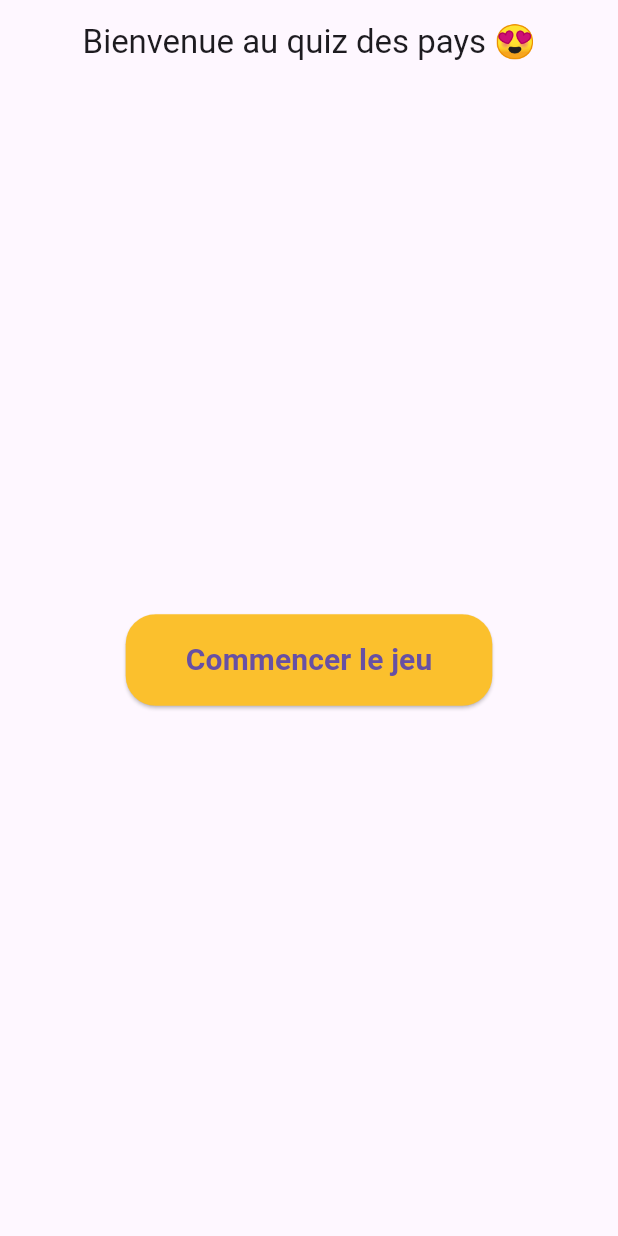
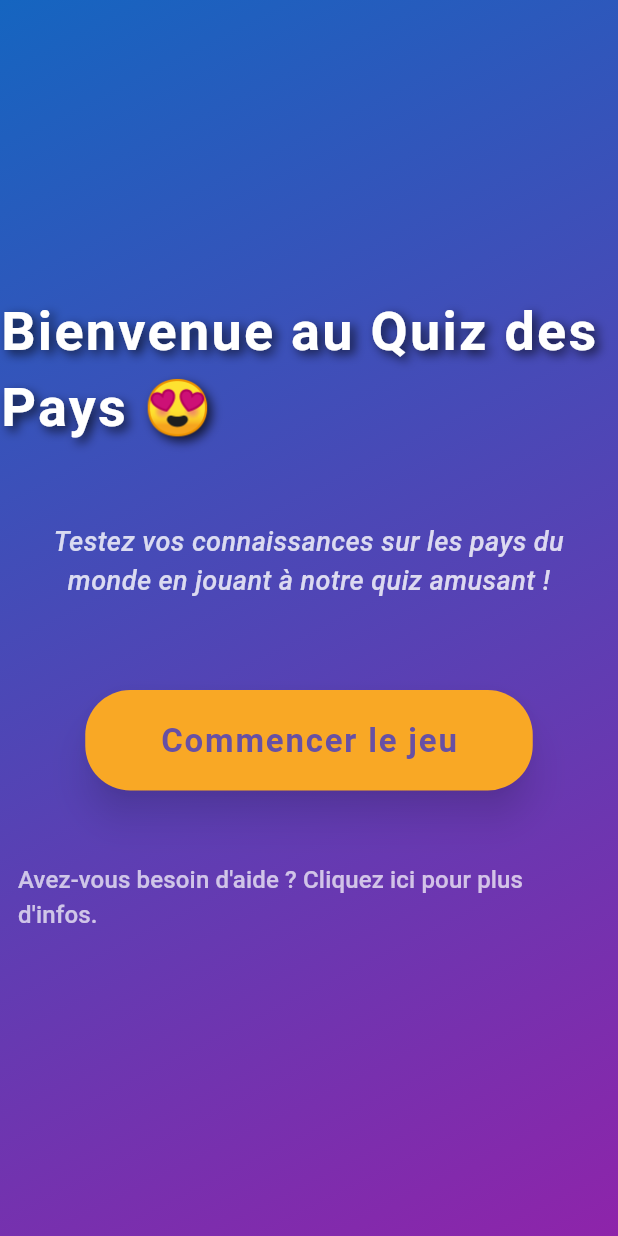
Before and after one commit to Wifak10/quiz_flag--Flutter-, a Flutter app: the screen it shows after launch, on a phone screen of 412 x 824 dp. Run offline on Flutter 3.47's test engine with Material 3 defaults, Android fonts, the phone set to English and light mode, and no system bars; our stand-ins replace flip_card.

Commit message:
Ajout d'animations pour l'affichage du score et amélioration de l'interface de l'écran d'accueil avec un fond dégradé et des éléments animés.

```diff
--- a/lib/screens/home_screen.dart
+++ b/lib/screens/home_screen.dart
@@ -17,8 +17,7 @@ class MyApp extends StatelessWidget {
       initialRoute: '/',
       routes: {
         '/': (context) => const HomeScreen(),
-        '/game': (context) =>
-            const GameScreen(), // Assurez-vous d'avoir ce chemin correct
+        '/game': (context) => const GameScreen(),
       },
     );
   }
@@ -30,25 +29,97 @@ class HomeScreen extends StatelessWidget {
   @override
   Widget build(BuildContext context) {
     return Scaffold(
-      appBar: AppBar(
-        title: const Text('Bienvenue au quiz des pays 😍'),
-        centerTitle: true,
+      // Fond dégradé dynamique
+      body: DecoratedBox(
+        decoration: BoxDecoration(
+          gradient: LinearGradient(
+            colors: [Colors.blue[800]!, Colors.purple[600]!],
+            begin: Alignment.topLeft,
+            end: Alignment.bottomRight,
           ),
-      body: Center(
-        child: ElevatedButton(
+        ),
+        child: Center(
+          child: SingleChildScrollView(
+            child: Column(
+              mainAxisAlignment: MainAxisAlignment.center,
+              children: [
+                // Texte d'introduction animé
+                AnimatedOpacity(
+                  opacity: 1.0,
+                  duration: const Duration(seconds: 2),
+                  child: Text(
+                    'Bienvenue au Quiz des Pays 😍',
+                    style: TextStyle(
+                      fontSize: 36,
+                      fontWeight: FontWeight.bold,
+                      fontFamily: 'Roboto',
+                      color: Colors.white,
+                      letterSpacing: 1.5, // Espacement entre les lettres
+                      shadows: [
+                        Shadow(
+                          blurRadius: 8,
+                          color: Colors.black.withOpacity(0.7),
+                          offset: Offset(3, 3),
+                        ),
+                      ],
+                    ),
+                  ),
+                ),
+                const SizedBox(height: 50),
+                // Sous-texte captivant
+                Padding(
+                  padding: const EdgeInsets.symmetric(horizontal: 30.0),
+                  child: Text(
+                    'Testez vos connaissances sur les pays du monde en jouant à notre quiz amusant !',
+                    textAlign: TextAlign.center,
+                    style: TextStyle(
+                      fontSize: 18,
+                      fontWeight: FontWeight.w500,
+                      color: Colors.white.withOpacity(0.8),
+                      fontStyle: FontStyle.italic,
+                    ),
+                  ),
+                ),
+                const SizedBox(height: 60),
+                // Bouton stylisé pour démarrer le jeu
+                ElevatedButton(
                   onPressed: () {
                     Navigator.pushNamed(context, '/game');
                   },
                   child: const Text(
                     'Commencer le jeu',
-            style: TextStyle(fontSize: 20, fontWeight: FontWeight.bold),
+                    style: TextStyle(
+                      fontSize: 22,
+                      fontWeight: FontWeight.bold,
+                      letterSpacing: 1.2,
+                    ),
                   ),
                   style: ElevatedButton.styleFrom(
-            padding: const EdgeInsets.symmetric(horizontal: 40, vertical: 16),
+                    padding: const EdgeInsets.symmetric(
+                        horizontal: 50, vertical: 18),
                     shape: RoundedRectangleBorder(
-              borderRadius: BorderRadius.circular(20),
+                      borderRadius: BorderRadius.circular(30),
                     ),
-            backgroundColor: Colors.yellow[700],
+                    backgroundColor: Colors.yellow[800], // Couleur du bouton
+                    shadowColor: Colors.black.withOpacity(0.6),
+                    elevation: 10,
+                  ),
+                ),
+                const SizedBox(height: 40),
+                // Texte d'invite à explorer
+                TextButton(
+                  onPressed: () {},
+                  child: Text(
+                    'Avez-vous besoin d\'aide ? Cliquez ici pour plus d\'infos.',
+                    style: TextStyle(
+                      fontSize: 16,
+                      color: Colors.white.withOpacity(0.7),
+                      fontWeight: FontWeight.w500,
+                    ),
+                  ),
+                ),
+              ],
+            ),
           ),
         ),
       ),
```
Also changed, not shown: lib/screens/game_screen.dart (+20 -9 lines), lib/screens/score_screen.dart (+91 -9 lines). Lines whose indentation alone changed are shown as unchanged.
